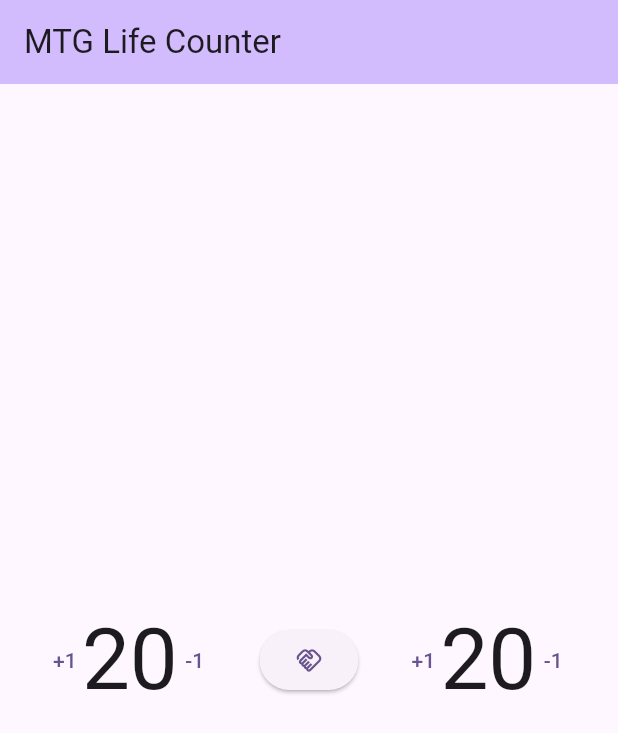
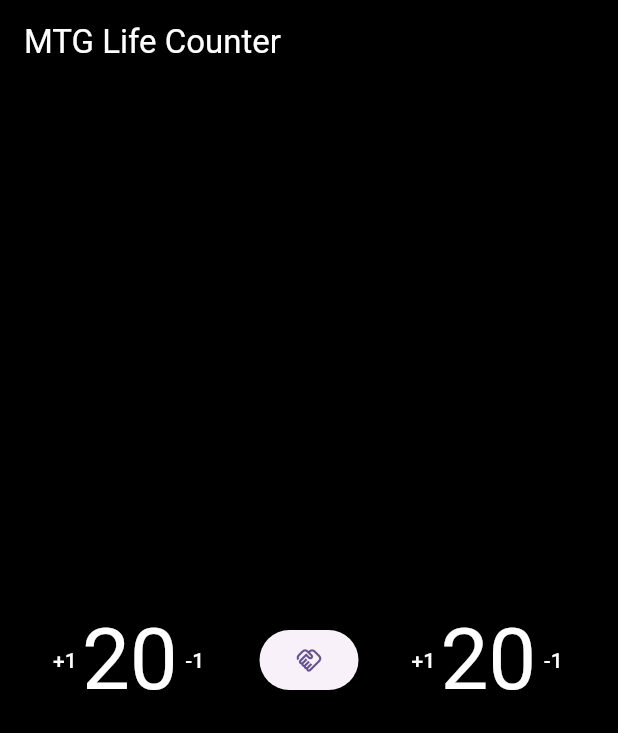
Before and after one commit to eaglew0w/life_counter, a Flutter app: the screen it shows after launch, on a phone screen of 412 x 824 dp. Shown: the top 733 px of the screen. Run offline on Flutter 3.47's test engine with Material 3 defaults, Android fonts, the phone set to English and light mode, and no system bars; our stand-ins replace flutter_riverpod.

Commit message:
背景を黒に、テキストを白に設定

```diff
--- a/lib/screens/life_counter_app.dart
+++ b/lib/screens/life_counter_app.dart
@@ -31,9 +31,10 @@ class LifeCounter extends ConsumerWidget {
   @override
   Widget build(BuildContext context, WidgetRef ref) {
     return Scaffold(
+      backgroundColor: Colors.black,
       appBar: AppBar(
-        backgroundColor: Theme.of(context).colorScheme.inversePrimary,
-        title: Text(title),
+        backgroundColor: Colors.black,
+        title: Text(title, style:const TextStyle(color: Colors.white),),
       ),
       body: Column(
         children: [
--- a/lib/widgets/life_change_button.dart
+++ b/lib/widgets/life_change_button.dart
@@ -22,7 +22,7 @@ class LifeChangeButton extends ConsumerWidget {
         backgroundColor: Colors.transparent,
         shadowColor: Colors.transparent,
       ),
-      child: Text(buttonText),
+      child: Text(buttonText, style: const TextStyle(color: Colors.white),),
     );
   }
 }
--- a/lib/widgets/player.dart
+++ b/lib/widgets/player.dart
@@ -34,7 +34,7 @@ class Player extends ConsumerWidget {
           child: Text(
             '${playerState.life}',
             textAlign: TextAlign.center,
-            style: Theme.of(context).textTheme.displayLarge,
+            style: Theme.of(context).textTheme.displayLarge?.copyWith(color: Colors.white),
           ),
         ),
         Align(
@@ -42,6 +42,9 @@ class Player extends ConsumerWidget {
           child: Text(
             addAbsoluteValueText(playerState.lifeChange),
             textAlign: TextAlign.end,
+            style: const TextStyle(
+              color: Colors.white,
+            ),
           ),
         )
       ],
```
